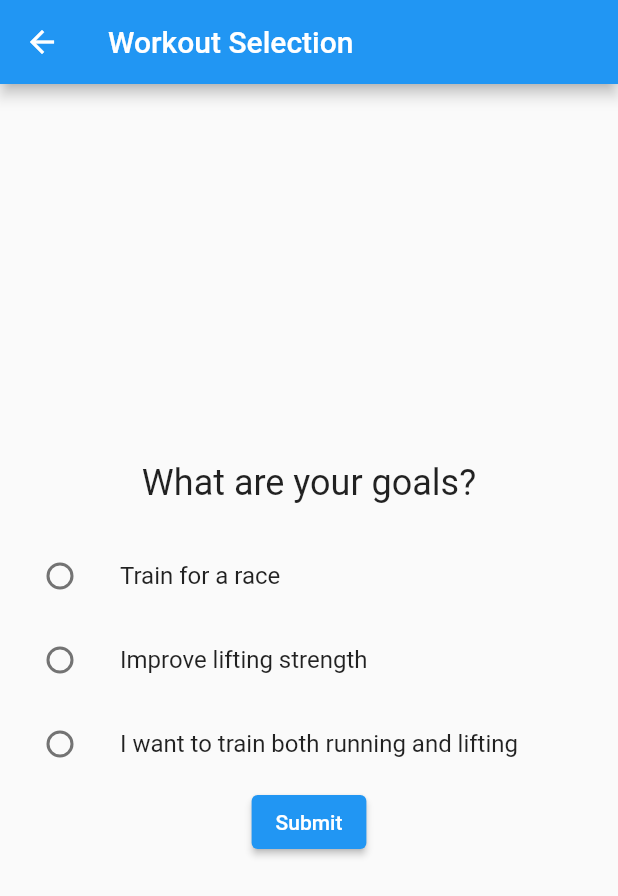
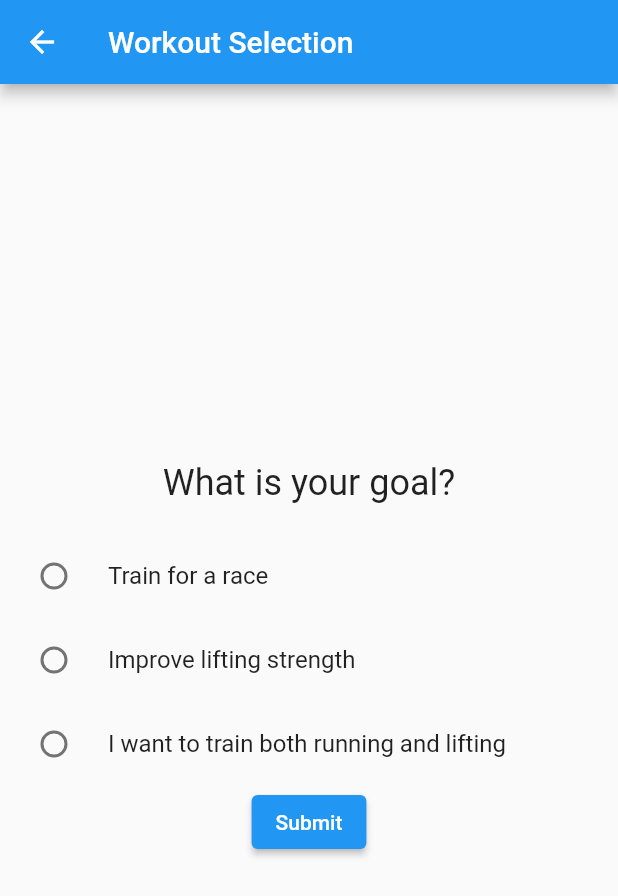
Before and after one commit to yongggquannn/bitfit102, a Flutter app: the WorkoutSelection screen opened directly, on a phone screen of 412 x 824 dp. Shown: the top 896 px of the screen. Run offline on Flutter 3.47's test engine with Material 2 defaults, Android fonts, the light colour scheme and no system bars; our stand-ins replace cloud_firestore, firebase_auth, firebase_core, flutter_spinkit; accounts and stored records are empty; network calls fail.

Commit message:
wip: Added Workout selection option

```diff
--- a/lib/home/workout_selection.dart
+++ b/lib/home/workout_selection.dart
@@ -2,7 +2,7 @@ import 'package:flutter/material.dart';
 import "package:bitfit102/home/home.dart";
 
 class WorkoutSelection extends StatefulWidget {
-  const WorkoutSelection({super.key});
+  const WorkoutSelection({super.key, Key? keyworkoutSelection});
 
   @override
   _WorkoutSelectionState createState() => _WorkoutSelectionState();
@@ -22,45 +22,39 @@ class _WorkoutSelectionState extends State<WorkoutSelection> {
           mainAxisAlignment: MainAxisAlignment.center,
           children: [
             const Text(
-              'What are your goals?',
+              'What is your goal?',
               style: TextStyle(fontSize: 24),
             ),
             const SizedBox(height: 20),
-            ListTile(
+            RadioListTile(
               title: const Text('Train for a race'),
-              leading: Radio(
               value: 'Train for a race',
               groupValue: selectedGoal,
               onChanged: (value) {
                 setState(() {
-                    selectedGoal = "";
+                  selectedGoal = value;
                 });
               },
             ),
-            ),
-            ListTile(
+            RadioListTile(
               title: const Text('Improve lifting strength'),
-              leading: Radio(
               value: 'Improve lifting strength',
               groupValue: selectedGoal,
               onChanged: (value) {
                 setState(() {
-                    selectedGoal = "";
+                  selectedGoal = value;
                 });
               },
             ),
-            ),
-            ListTile(
+            RadioListTile(
               title: const Text('I want to train both running and lifting'),
-              leading: Radio(
               value: 'I want to train both running and lifting',
               groupValue: selectedGoal,
               onChanged: (value) {
                 setState(() {
-                    selectedGoal = "";
+                  selectedGoal = value;
                 });
               },
-              ),
             ),
             ElevatedButton(
               onPressed: () {
@@ -69,7 +63,7 @@ class _WorkoutSelectionState extends State<WorkoutSelection> {
                   // Add your logic here based on the selected goal
                   Navigator.pushReplacement(
                     context,
-                    MaterialPageRoute(builder: (context) => Home()),
+                    MaterialPageRoute(builder: (context) => const Home()),
                   );
                 } else {
                   print('Please select a goal');
@@ -84,6 +78,8 @@ class _WorkoutSelectionState extends State<WorkoutSelection> {
   }
 }
 
+
+
 void main() {
   runApp(const MaterialApp(
     home: WorkoutSelection(),
--- a/lib/screens/authenticate/sign_in.dart
+++ b/lib/screens/authenticate/sign_in.dart
@@ -98,7 +98,7 @@ Widget build(BuildContext context) {
                         Navigator.push(
                           context,
                           MaterialPageRoute(
-                            builder: (context) => WorkoutSelection(),
+                            builder: (context) => const WorkoutSelection(),
                           )
                         );
                       }
@@ -123,7 +123,7 @@ Widget build(BuildContext context) {
                           context,
                           MaterialPageRoute(
                             builder: (context) {
-                              return ForgotPasswordPage();
+                              return const ForgotPasswordPage();
                             },
                           ),
                         );
```
Also changed, not shown: lib/screens/authenticate/forgot_pw_page.dart (+7 -7 lines), lib/selection/lifting.dart (added), lib/selection/running.dart (added). Lines whose indentation alone changed are shown as unchanged.
